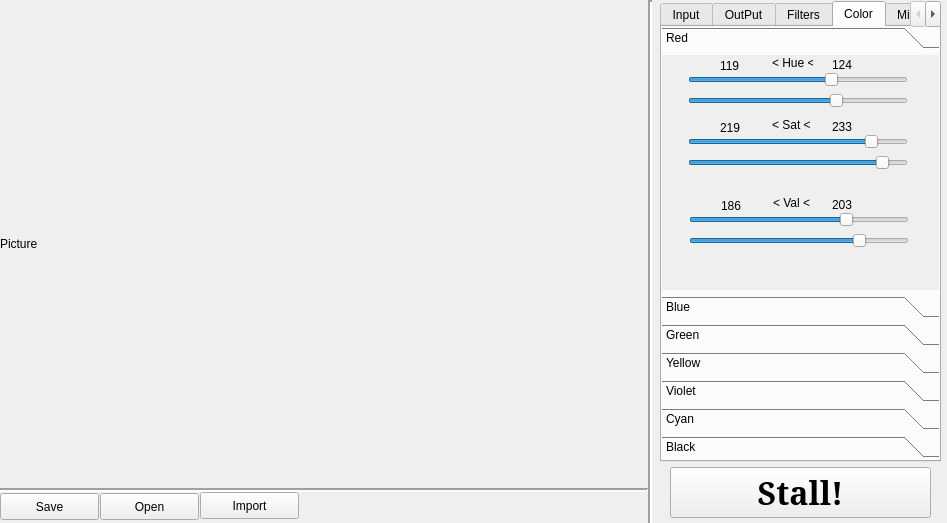
Old version of the form src/mainwindow.ui in the repository MrKarimiD/Shape-Detector-based-on-colors.
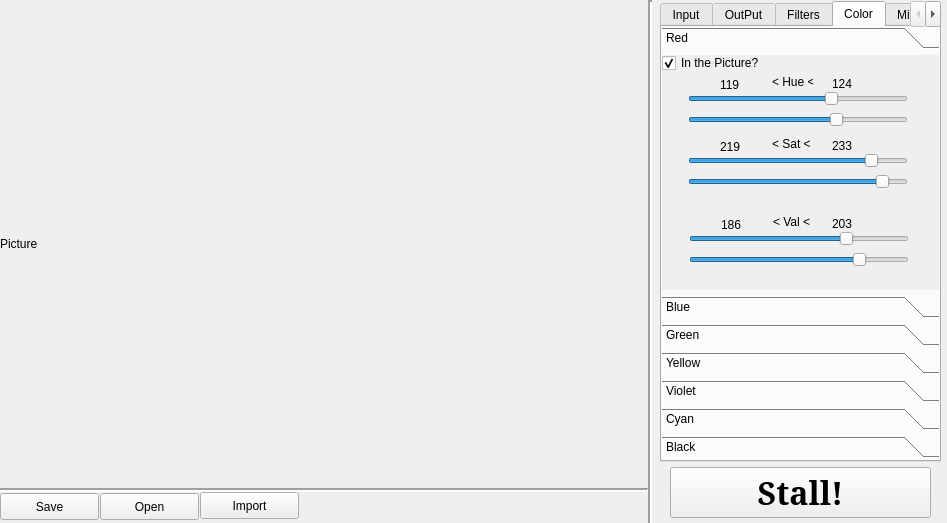
New version of the form. The open tabs and pages were chosen to show the change.

Commit message: add checkbox for color thread

```diff
--- a/src/mainwindow.ui
+++ b/src/mainwindow.ui
@@ -1779,8 +1779,8 @@
         <rect>
          <x>0</x>
          <y>0</y>
-         <width>100</width>
-         <height>30</height>
+         <width>281</width>
+         <height>228</height>
         </rect>
        </property>
        <attribute name="label">
@@ -1790,7 +1790,7 @@
         <property name="geometry">
          <rect>
           <x>26</x>
-          <y>10</y>
+          <y>29</y>
           <width>220</width>
           <height>29</height>
          </rect>
@@ -1809,7 +1809,7 @@
         <property name="geometry">
          <rect>
           <x>110</x>
-          <y>0</y>
+          <y>19</y>
           <width>41</width>
           <height>17</height>
          </rect>
@@ -1822,7 +1822,7 @@
         <property name="geometry">
          <rect>
           <x>58</x>
-          <y>2</y>
+          <y>21</y>
           <width>41</width>
           <height>17</height>
          </rect>
@@ -1835,7 +1835,7 @@
         <property name="geometry">
          <rect>
           <x>170</x>
-          <y>1</y>
+          <y>20</y>
           <width>41</width>
           <height>17</height>
          </rect>
@@ -1848,7 +1848,7 @@
         <property name="geometry">
          <rect>
           <x>26</x>
-          <y>31</y>
+          <y>50</y>
           <width>220</width>
           <height>29</height>
          </rect>
@@ -1867,7 +1867,7 @@
         <property name="geometry">
          <rect>
           <x>58</x>
-          <y>64</y>
+          <y>83</y>
           <width>41</width>
           <height>17</height>
          </rect>
@@ -1880,7 +1880,7 @@
         <property name="geometry">
          <rect>
           <x>26</x>
-          <y>93</y>
+          <y>112</y>
           <width>220</width>
           <height>29</height>
          </rect>
@@ -1899,7 +1899,7 @@
         <property name="geometry">
          <rect>
           <x>110</x>
-          <y>62</y>
+          <y>81</y>
           <width>41</width>
           <height>17</height>
          </rect>
@@ -1912,7 +1912,7 @@
         <property name="geometry">
          <rect>
           <x>170</x>
-          <y>63</y>
+          <y>82</y>
           <width>41</width>
           <height>17</height>
          </rect>
@@ -1925,7 +1925,7 @@
         <property name="geometry">
          <rect>
           <x>26</x>
-          <y>72</y>
+          <y>91</y>
           <width>220</width>
           <height>29</height>
          </rect>
@@ -1947,7 +1947,7 @@
         <property name="geometry">
          <rect>
           <x>59</x>
-          <y>142</y>
+          <y>161</y>
           <width>41</width>
           <height>17</height>
          </rect>
@@ -1960,7 +1960,7 @@
         <property name="geometry">
          <rect>
           <x>27</x>
-          <y>171</y>
+          <y>190</y>
           <width>220</width>
           <height>29</height>
          </rect>
@@ -1979,7 +1979,7 @@
         <property name="geometry">
          <rect>
           <x>111</x>
-          <y>140</y>
+          <y>159</y>
           <width>41</width>
           <height>17</height>
          </rect>
@@ -1992,7 +1992,7 @@
         <property name="geometry">
          <rect>
           <x>170</x>
-          <y>141</y>
+          <y>160</y>
           <width>41</width>
           <height>17</height>
          </rect>
@@ -2005,7 +2005,7 @@
         <property name="geometry">
          <rect>
           <x>27</x>
-          <y>150</y>
+          <y>169</y>
           <width>220</width>
           <height>29</height>
          </rect>
@@ -2020,6 +2020,22 @@
          <enum>Qt::Horizontal</enum>
         </property>
        </widget>
+       <widget class="QCheckBox" name="use_red_checkBox">
+        <property name="geometry">
+         <rect>
+          <x>0</x>
+          <y>-3</y>
+          <width>121</width>
+          <height>22</height>
+         </rect>
+        </property>
+        <property name="text">
+         <string>In the Picture?</string>
+        </property>
+        <property name="checked">
+         <bool>true</bool>
+        </property>
+       </widget>
       </widget>
       <widget class="QWidget" name="blue_page">
        <property name="geometry">
```
Left out of the diff: 298 changed lines with no effect on the pictures. The commit also changes 1 other file.
